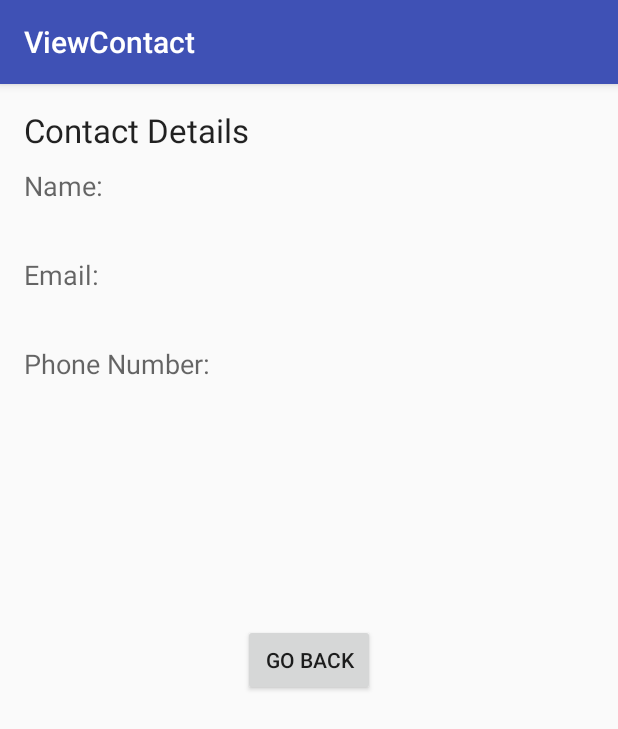
After one commit to pdean1/PatrickDeanContacts, an Android app: the ViewContact screen opened directly, with no data from a screen before it, on a phone screen of 412 x 824 dp. The commit adds this screen. Shown: the top 729 px of the screen. Run offline under Robolectric (Android 15) with nearby library versions, the phone set to English and light mode, and no system bars; 3 statements that could not run were skipped.

Commit message:
Adding comments later, I created a second view to display the information passed to the form, also rearranged some view items.

```diff
--- a/app/src/main/AndroidManifest.xml
+++ b/app/src/main/AndroidManifest.xml
@@ -18,6 +18,10 @@
                 <category android:name="android.intent.category.LAUNCHER" />
             </intent-filter>
         </activity>
+        <activity
+            android:name=".ViewContact"
+            android:label="@string/title_activity_view_contact"
+            android:theme="@style/AppTheme.NoActionBar"></activity>
     </application>
 
 </manifest>
--- /dev/null
+++ b/app/src/main/java/edu/westga/cs6242/patrickdeancontacts/ViewContact.java
@@ -0,0 +1,55 @@
+package edu.westga.cs6242.patrickdeancontacts;
+
+import android.content.Intent;
+import android.os.Bundle;
+import android.support.design.widget.FloatingActionButton;
+import android.support.design.widget.Snackbar;
+import android.support.v7.app.AppCompatActivity;
+import android.support.v7.widget.Toolbar;
+import android.view.View;
+import android.widget.TextView;
+
+import edu.westga.cs6242.patrickdeancontacts.model.Contact;
+
+public class ViewContact extends AppCompatActivity {
+
+    private TextView tvName;
+    private TextView tvEmail;
+    private TextView tvPhone;
+
+    private Contact c;
+
+    @Override
+    protected void onCreate(Bundle savedInstanceState) {
+        super.onCreate(savedInstanceState);
+        this.c = (Contact) getIntent().getParcelableExtra(MainActivity.CONTACT_KEY);
+        setContentView(R.layout.activity_view_contact);
+        Toolbar toolbar = (Toolbar) findViewById(R.id.toolbar);
+        setSupportActionBar(toolbar);
+        this.tvName = (TextView) findViewById(R.id.tvName);
+        this.tvEmail = (TextView) findViewById(R.id.tvEmail);
+        this.tvPhone = (TextView) findViewById(R.id.tvPhone);
+
+        this.buildDisplay();
+    }
+
+    public void clickGoBack(View v) {
+        Intent intent = new Intent(v.getContext(), MainActivity.class);
+        startActivity(intent);
+    }
+
+    private void buildDisplay() {
+        String name = "";
+        String email = "";
+        String phone = "";
+
+        name = this.c.getFirstName() + " " + this.c.getLastName();
+        email = this.c.getEmailAddr();
+        phone = this.c.getPhoneNumberType() + ": " + this.c.getPhoneNumber();
+
+        this.tvName.setText(name);
+        this.tvEmail.setText(email);
+        this.tvPhone.setText(phone);
+    }
+
+}
--- /dev/null
+++ b/app/src/main/res/layout/activity_view_contact.xml
@@ -0,0 +1,26 @@
+<?xml version="1.0" encoding="utf-8"?>
+<android.support.design.widget.CoordinatorLayout xmlns:android="http://schemas.android.com/apk/res/android"
+    xmlns:app="http://schemas.android.com/apk/res-auto"
+    xmlns:tools="http://schemas.android.com/tools"
+    android:layout_width="match_parent"
+    android:layout_height="match_parent"
+    android:fitsSystemWindows="true"
+    tools:context="edu.westga.cs6242.patrickdeancontacts.ViewContact">
+
+    <android.support.design.widget.AppBarLayout
+        android:layout_width="match_parent"
+        android:layout_height="wrap_content"
+        android:theme="@style/AppTheme.AppBarOverlay">
+
+        <android.support.v7.widget.Toolbar
+            android:id="@+id/toolbar"
+            android:layout_width="match_parent"
+            android:layout_height="?attr/actionBarSize"
+            android:background="?attr/colorPrimary"
+            app:popupTheme="@style/AppTheme.PopupOverlay" />
+
+    </android.support.design.widget.AppBarLayout>
+
+    <include layout="@layout/content_view_contact" />
+
+</android.support.design.widget.CoordinatorLayout>
--- a/app/src/main/res/layout/content_main.xml
+++ b/app/src/main/res/layout/content_main.xml
@@ -65,7 +65,9 @@
         android:layout_below="@+id/tvEmail"
         android:layout_alignParentLeft="true"
         android:layout_alignParentStart="true"
-        android:hint="Email Address" />
+        android:hint="Email Address"
+        android:layout_alignRight="@+id/rgPhoneNumber"
+        android:layout_alignEnd="@+id/rgPhoneNumber" />
 
     <TextView
         android:layout_width="wrap_content"
--- /dev/null
+++ b/app/src/main/res/layout/content_view_contact.xml
@@ -0,0 +1,98 @@
+<?xml version="1.0" encoding="utf-8"?>
+<RelativeLayout xmlns:android="http://schemas.android.com/apk/res/android"
+    xmlns:app="http://schemas.android.com/apk/res-auto"
+    xmlns:tools="http://schemas.android.com/tools"
+    android:layout_width="match_parent"
+    android:layout_height="match_parent"
+    android:paddingBottom="@dimen/activity_vertical_margin"
+    android:paddingLeft="@dimen/activity_horizontal_margin"
+    android:paddingRight="@dimen/activity_horizontal_margin"
+    android:paddingTop="@dimen/activity_vertical_margin"
+    app:layout_behavior="@string/appbar_scrolling_view_behavior"
+    tools:context="edu.westga.cs6242.patrickdeancontacts.ViewContact"
+    tools:showIn="@layout/activity_view_contact">
+
+    <TextView
+        android:layout_width="wrap_content"
+        android:layout_height="wrap_content"
+        android:textAppearance="?android:attr/textAppearanceLarge"
+        android:text="Contact Details"
+        android:id="@+id/tvContactDetailsLabel"
+        android:layout_alignParentTop="true"
+        android:layout_alignParentLeft="true"
+        android:layout_alignParentStart="true"
+        android:layout_alignParentRight="true"
+        android:layout_alignParentEnd="true" />
+
+    <TextView
+        android:layout_width="wrap_content"
+        android:layout_height="wrap_content"
+        android:textAppearance="?android:attr/textAppearanceMedium"
+        android:text="Name:"
+        android:id="@+id/tvNameLabel"
+        android:layout_below="@+id/tvContactDetailsLabel"
+        android:layout_alignParentLeft="true"
+        android:layout_alignParentStart="true"
+        android:layout_marginTop="10dp" />
+
+    <TextView
+        android:layout_width="wrap_content"
+        android:layout_height="wrap_content"
+        android:textAppearance="?android:attr/textAppearanceMedium"
+        android:text="Name Placeholder"
+        android:id="@+id/tvName"
+        android:layout_below="@+id/tvNameLabel"
+        android:layout_alignParentLeft="true"
+        android:layout_alignParentStart="true" />
+
+    <TextView
+        android:layout_width="wrap_content"
+        android:layout_height="wrap_content"
+        android:textAppearance="?android:attr/textAppearanceMedium"
+        android:text="Email:"
+        android:id="@+id/tvEmailLabel"
+        android:layout_below="@+id/tvName"
+        android:layout_alignParentLeft="true"
+        android:layout_alignParentStart="true"
+        android:layout_marginTop="10dp" />
+
+    <TextView
+        android:layout_width="wrap_content"
+        android:layout_height="wrap_content"
+        android:textAppearance="?android:attr/textAppearanceMedium"
+        android:text="Email Placeholder"
+        android:id="@+id/tvEmail"
+        android:layout_below="@+id/tvEmailLabel"
+        android:layout_alignParentLeft="true"
+        android:layout_alignParentStart="true" />
+
+    <TextView
+        android:layout_width="wrap_content"
+        android:layout_height="wrap_content"
+        android:textAppearance="?android:attr/textAppearanceMedium"
+        android:text="Phone Number:"
+        android:id="@+id/tvPhoneLabel"
+        android:layout_below="@+id/tvEmail"
+        android:layout_alignParentLeft="true"
+        android:layout_alignParentStart="true"
+        android:layout_marginTop="10dp" />
+
+    <TextView
+        android:layout_width="wrap_content"
+        android:layout_height="wrap_content"
+        android:textAppearance="?android:attr/textAppearanceMedium"
+        android:text="Phone Placeholder"
+        android:id="@+id/tvPhone"
+        android:layout_below="@+id/tvPhoneLabel"
+        android:layout_alignParentLeft="true"
+        android:layout_alignParentStart="true" />
+
+    <Button
+        android:layout_width="wrap_content"
+        android:layout_height="wrap_content"
+        android:text="Go Back"
+        android:id="@+id/bGoBack"
+        android:layout_centerVertical="true"
+        android:layout_centerHorizontal="true"
+        android:onClick="clickGoBack" />
+</RelativeLayout>
--- a/app/src/main/res/values/strings.xml
+++ b/app/src/main/res/values/strings.xml
@@ -1,3 +1,4 @@
 <resources>
     <string name="app_name">Patrick Dean\'s Contacts App</string>
+    <string name="title_activity_view_contact">ViewContact</string>
 </resources>
```
Also changed, not shown: app/src/main/java/edu/westga/cs6242/patrickdeancontacts/MainActivity.java (+26 -15 lines), app/src/main/java/edu/westga/cs6242/patrickdeancontacts/model/Contact.java (+94 -1 lines).
